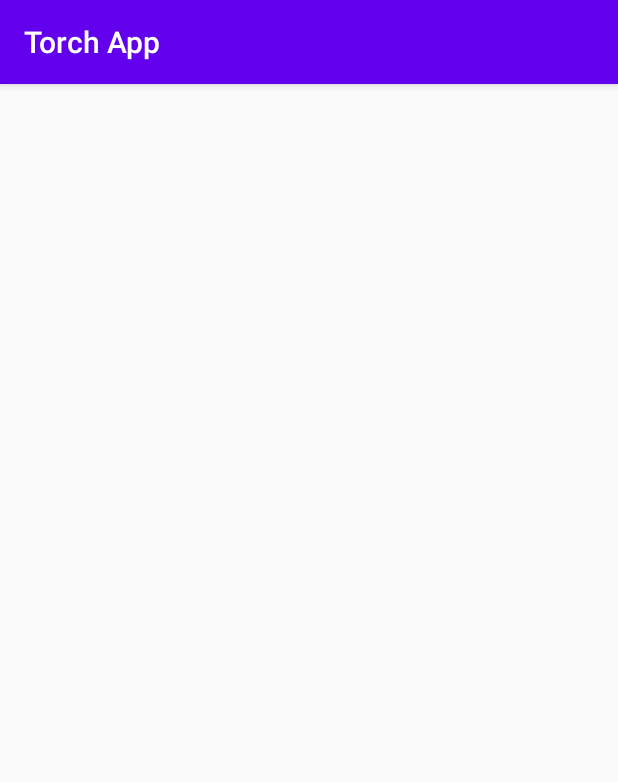
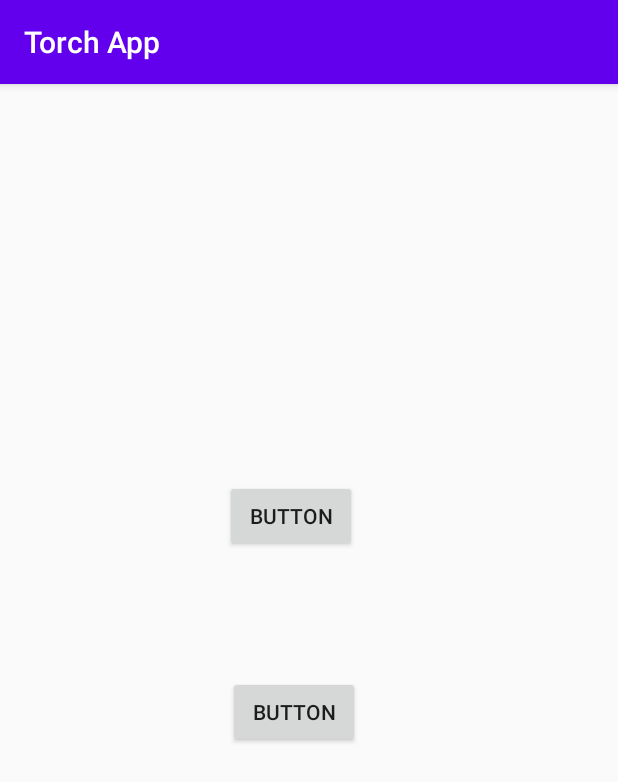
Before and after one commit to KumarSanskar/Torch_App, an Android app: the UsingButton screen opened directly, with no data from a screen before it, on a phone screen of 412 x 824 dp. Shown: the top 782 px of the screen. Run offline under Robolectric (Android 15) with nearby library versions, the phone set to English and light mode, and no system bars.

Commit message:
added two buttons

```diff
--- a/app/src/main/res/layout/activity_using_button.xml
+++ b/app/src/main/res/layout/activity_using_button.xml
@@ -6,4 +6,32 @@
     android:layout_height="match_parent"
     tools:context=".UsingButton">
 
+    <Button
+        android:id="@+id/button4"
+        android:layout_width="wrap_content"
+        android:layout_height="wrap_content"
+        android:layout_alignParentStart="true"
+        android:layout_alignParentLeft="true"
+        android:layout_alignParentTop="true"
+        android:layout_marginStart="150dp"
+        android:layout_marginLeft="150dp"
+        android:layout_marginTop="264dp"
+        android:text="Button" />
+
+    <Button
+        android:id="@+id/button5"
+        android:layout_width="wrap_content"
+        android:layout_height="wrap_content"
+        android:layout_alignStart="@+id/button4"
+        android:layout_alignLeft="@+id/button4"
+        android:layout_alignEnd="@+id/button4"
+        android:layout_alignRight="@+id/button4"
+        android:layout_alignParentBottom="true"
+        android:layout_centerHorizontal="true"
+        android:layout_marginStart="2dp"
+        android:layout_marginLeft="2dp"
+        android:layout_marginEnd="-2dp"
+        android:layout_marginRight="-2dp"
+        android:layout_marginBottom="325dp"
+        android:text="Button" />
 </RelativeLayout>
```
